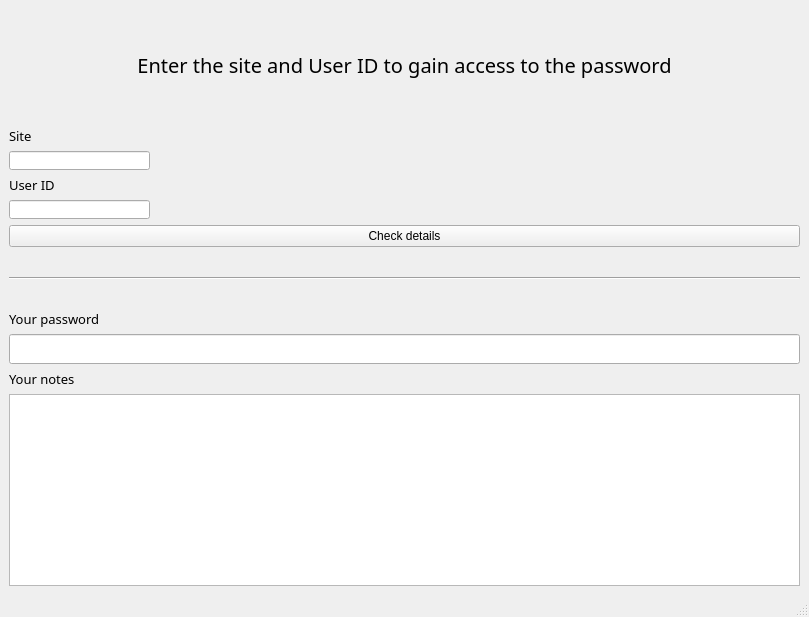
Above: front-end/viewPassword.ui from HWTechClub/Password-Manager before the change. Below: the same form after it.
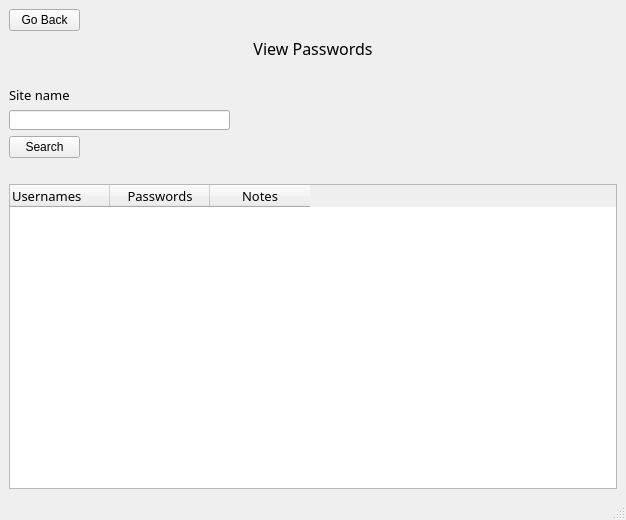
That is the form after the change.

Commit message: - Changed Sign in and Sign up page respecting the logic. - Modified viewPassword page to fit a table and retreive data from JSON ToDo: - Encrypt+Decrypt part of sign in page - Retreive JSON data based on site name.

What changed in the file:
```diff
--- a/front-end/viewPassword.ui
+++ b/front-end/viewPassword.ui
@@ -6,157 +6,63 @@
    <rect>
     <x>0</x>
     <y>0</y>
-    <width>809</width>
-    <height>617</height>
+    <width>626</width>
+    <height>520</height>
    </rect>
   </property>
   <property name="windowTitle">
    <string>MainWindow</string>
   </property>
   <widget class="QWidget" name="centralwidget">
-   <layout class="QGridLayout" name="gridLayout">
-    <item row="0" column="0">
+   <layout class="QVBoxLayout" name="verticalLayout">
+    <item>
+     <widget class="QPushButton" name="pushButton_2">
+      <property name="maximumSize">
+       <size>
+        <width>71</width>
+        <height>31</height>
+       </size>
+      </property>
+      <property name="text">
+       <string>Go Back</string>
+      </property>
+     </widget>
+    </item>
+    <item>
      <widget class="QLabel" name="label">
       <property name="font">
        <font>
-        <family>Montserrat SemiBold</family>
-        <pointsize>15</pointsize>
+        <family>Montserrat Medium</family>
+        <pointsize>12</pointsize>
        </font>
       </property>
       <property name="text">
-       <string>Enter the site and User ID to gain access to the password</string>
+       <string>View Passwords</string>
       </property>
       <property name="alignment">
        <set>Qt::AlignCenter</set>
       </property>
      </widget>
     </item>
-    <item row="1" column="0">
-     <widget class="QLabel" name="label_3">
-      <property name="sizePolicy">
-       <sizepolicy hsizetype="Fixed" vsizetype="Preferred">
-        <horstretch>0</horstretch>
-        <verstretch>0</verstretch>
-       </sizepolicy>
-      </property>
-      <property name="maximumSize">
-       <size>
-        <width>25</width>
-        <height>18</height>
-       </size>
-      </property>
-      <property name="font">
-       <font>
-        <family>Montserrat Medium</family>
-        <pointsize>10</pointsize>
-       </font>
-      </property>
-      <property name="text">
-       <string>Site</string>
-      </property>
-     </widget>
-    </item>
-    <item row="2" column="0">
-     <widget class="QLineEdit" name="lineEdit_2">
-      <property name="sizePolicy">
-       <sizepolicy hsizetype="Fixed" vsizetype="MinimumExpanding">
-        <horstretch>0</horstretch>
-        <verstretch>0</verstretch>
-       </sizepolicy>
-      </property>
-      <property name="minimumSize">
-       <size>
-        <width>141</width>
-        <height>0</height>
-       </size>
-      </property>
-      <property name="maximumSize">
-       <size>
-        <width>16777215</width>
-        <height>19</height>
-       </size>
-      </property>
-     </widget>
-    </item>
-    <item row="3" column="0">
-     <widget class="QLabel" name="label_4">
-      <property name="sizePolicy">
-       <sizepolicy hsizetype="Fixed" vsizetype="Preferred">
-        <horstretch>0</horstretch>
-        <verstretch>0</verstretch>
-       </sizepolicy>
-      </property>
-      <property name="maximumSize">
-       <size>
-        <width>49</width>
-        <height>18</height>
-       </size>
-      </property>
-      <property name="font">
-       <font>
-        <family>Montserrat Medium</family>
-        <pointsize>10</pointsize>
-       </font>
-      </property>
-      <property name="text">
-       <string>User ID</string>
-      </property>
-     </widget>
-    </item>
-    <item row="4" column="0">
-     <widget class="QLineEdit" name="lineEdit_3">
-      <property name="sizePolicy">
-       <sizepolicy hsizetype="Fixed" vsizetype="MinimumExpanding">
-        <horstretch>0</horstretch>
-        <verstretch>0</verstretch>
-       </sizepolicy>
-      </property>
-      <property name="minimumSize">
-       <size>
-        <width>141</width>
-        <height>0</height>
-       </size>
-      </property>
-      <property name="maximumSize">
-       <size>
-        <width>16777215</width>
-        <height>19</height>
-       </size>
-      </property>
-     </widget>
-    </item>
-    <item row="5" column="0">
-     <widget class="QPushButton" name="pushButton">
-      <property name="text">
-       <string>Check details</string>
-      </property>
-     </widget>
-    </item>
-    <item row="6" column="0">
-     <widget class="Line" name="line">
-      <property name="minimumSize">
-       <size>
-        <width>0</width>
-        <height>51</height>
-       </size>
-      </property>
+    <item>
+     <spacer name="horizontalSpacer_2">
       <property name="orientation">
        <enum>Qt::Horizontal</enum>
       </property>
-     </widget>
-    </item>
-    <item row="7" column="0">
-     <widget class="QLabel" name="label_5">
-      <property name="sizePolicy">
-       <sizepolicy hsizetype="Fixed" vsizetype="Preferred">
-        <horstretch>0</horstretch>
-        <verstretch>0</verstretch>
-       </sizepolicy>
+      <property name="sizeHint" stdset="0">
+       <size>
+        <width>605</width>
+        <height>20</height>
+       </size>
       </property>
-      <property name="maximumSize">
+     </spacer>
+    </item>
+    <item>
+     <widget class="QLabel" name="label_2">
+      <property name="minimumSize">
        <size>
-        <width>98</width>
-        <height>18</height>
+        <width>81</width>
+        <height>16</height>
        </size>
       </property>
       <property name="font">
@@ -166,59 +72,75 @@
        </font>
       </property>
       <property name="text">
-       <string>Your password</string>
+       <string>Site name</string>
       </property>
      </widget>
     </item>
-    <item row="8" column="0">
+    <item>
      <widget class="QLineEdit" name="lineEdit">
-      <property name="minimumSize">
+      <property name="maximumSize">
        <size>
-        <width>261</width>
-        <height>30</height>
+        <width>221</width>
+        <height>20</height>
        </size>
       </property>
      </widget>
     </item>
-    <item row="9" column="0">
-     <widget class="QLabel" name="label_6">
-      <property name="sizePolicy">
-       <sizepolicy hsizetype="Fixed" vsizetype="Preferred">
-        <horstretch>0</horstretch>
-        <verstretch>0</verstretch>
-       </sizepolicy>
-      </property>
+    <item>
+     <widget class="QPushButton" name="pushButton">
       <property name="maximumSize">
        <size>
-        <width>70</width>
-        <height>18</height>
+        <width>71</width>
+        <height>31</height>
        </size>
+      </property>
+      <property name="text">
+       <string>Search</string>
+      </property>
+     </widget>
+    </item>
+    <item>
+     <spacer name="horizontalSpacer">
+      <property name="orientation">
+       <enum>Qt::Horizontal</enum>
+      </property>
+      <property name="sizeHint" stdset="0">
+       <size>
+        <width>605</width>
+        <height>20</height>
+       </size>
+      </property>
+     </spacer>
+    </item>
+    <item>
+     <widget class="QTableWidget" name="tableWidget">
+      <property name="enabled">
+       <bool>true</bool>
       </property>
       <property name="font">
        <font>
-        <family>Montserrat Medium</family>
+        <family>Montserrat</family>
         <pointsize>10</pointsize>
        </font>
       </property>
-      <property name="text">
-       <string>Your notes</string>
-      </property>
-     </widget>
-    </item>
-    <item row="10" column="0">
-     <widget class="QTextEdit" name="textEdit">
-      <property name="minimumSize">
-       <size>
-        <width>256</width>
-        <height>0</height>
-       </size>
-      </property>
-      <property name="maximumSize">
-       <size>
-        <width>16777215</width>
-        <height>192</height>
-       </size>
-      </property>
+      <column>
+       <property name="text">
+        <string>Usernames</string>
+       </property>
+       <property name="textAlignment">
+        <set>AlignLeading|AlignVCenter</set>
+       </property>
+      </column>
+      <column>
+       <property name="text">
+        <string>Passwords</string>
+       </property>
+      </column>
+      <column>
+       <property name="text">
+        <string>Notes</string>
+       </property>
+      </column>
      </widget>
     </item>
    </layout>
```
Left out of the diff: 6 changed lines with no effect on the pictures. The commit also changes 12 other files.
